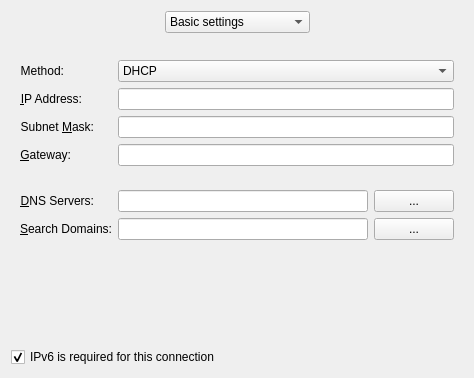
Above: libs/ui/ipv6.ui from KDE/networkmanagement before the change. Below: the same form after it.
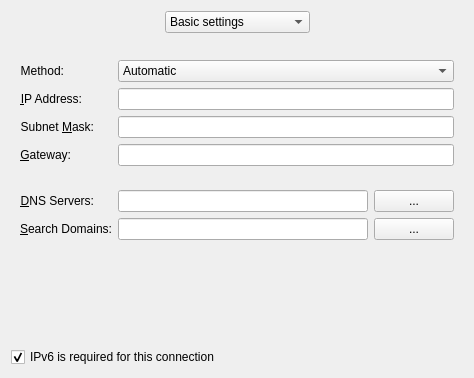
That is the form after the change. Custom widgets are drawn as their Qt base class.

Commit message:
Add "Automatic (DHCP only)" as possible IPv6 activation method. The default IPv6 activation method is "Automatic" now. IPv6 supports "Automatic", "Automatic (addresses only)" and "Automatic (DHCP only)". IPv4 supports "Automatic (DHCP)" and "Automatic (DHCP) addresses only".
FIXED-IN: 0.9.0.3

Diff of the .ui file:
```diff
--- a/libs/ui/ipv6.ui
+++ b/libs/ui/ipv6.ui
@@ -109,7 +109,7 @@
         <widget class="KComboBox" name="method">
          <item>
           <property name="text">
-           <string>DHCP</string>
+           <string>Automatic</string>
           </property>
          </item>
          <item>
```
Left out of the diff: 7 changed lines with no effect on the pictures. The commit also changes 2 other files.
